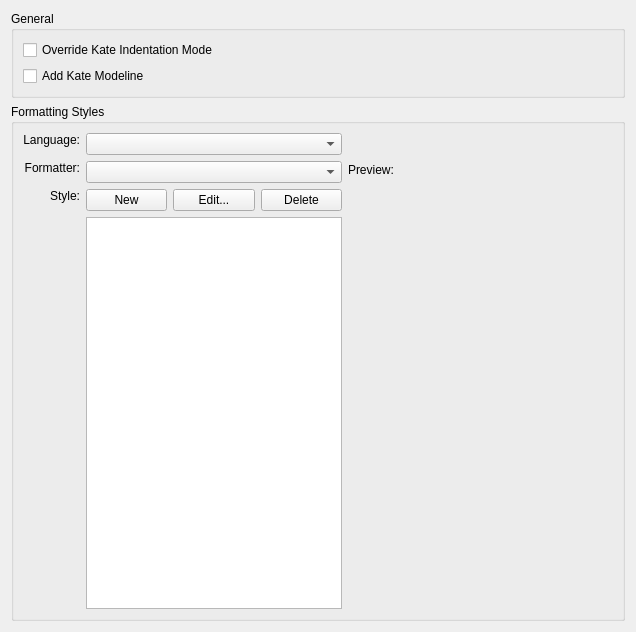
Old version of the form shell/settings/sourceformattersettings.ui in the repository KDE/kdevelop.
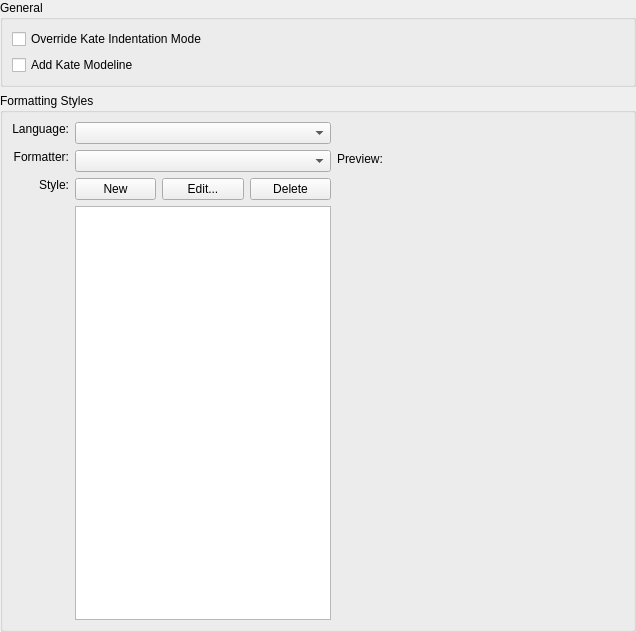
New version of the form. Custom widgets are drawn as their Qt base class.

Commit message: Remove additional margin around setting pages

```diff
--- a/shell/settings/sourceformattersettings.ui
+++ b/shell/settings/sourceformattersettings.ui
@@ -11,6 +11,9 @@
    </rect>
   </property>
   <layout class="QVBoxLayout" name="verticalLayout_3">
+   <property name="margin">
+    <number>0</number>
+   </property>
    <item>
     <widget class="QGroupBox" name="groupBox_2">
      <property name="title">
```
The commit also changes 10 other files.
